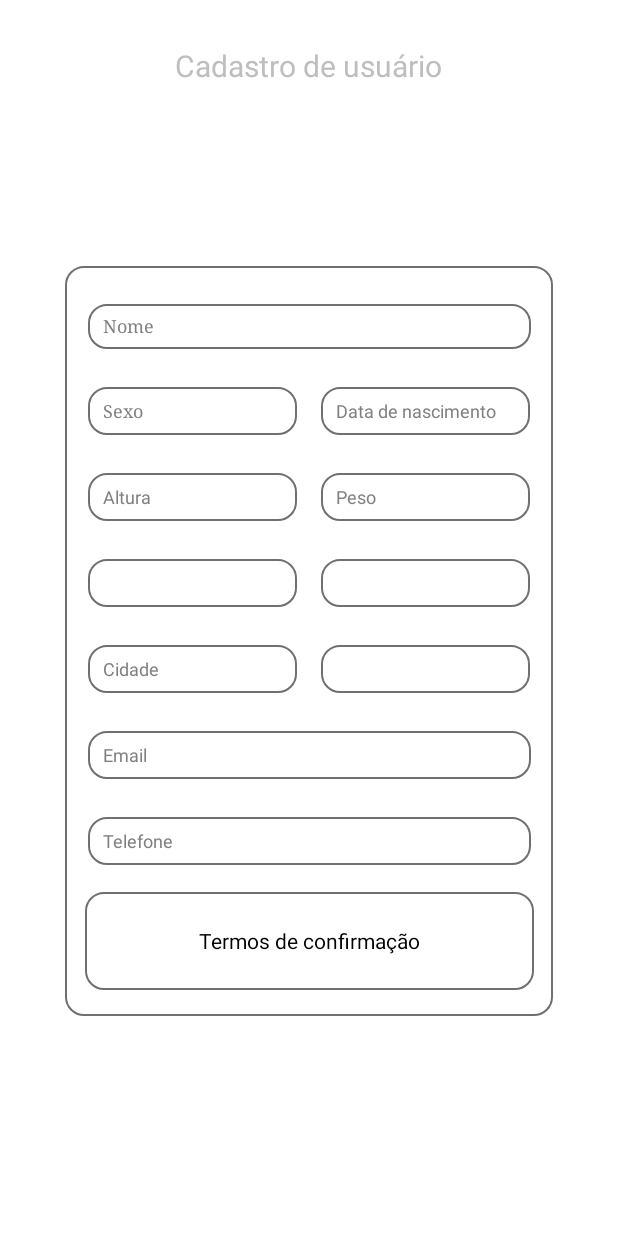
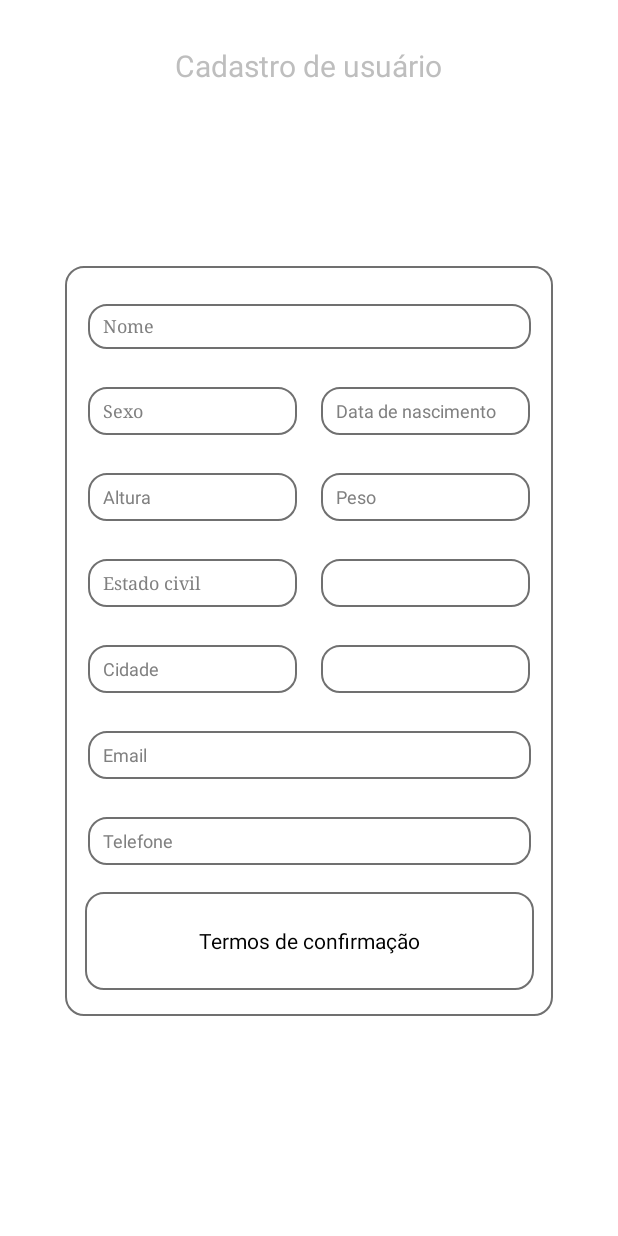
Before and after one commit to ingridmiranda/android-heath-tracking, an Android app: the DadosPessoaisActivity screen opened directly, with no data from a screen before it, after a tap on "Termos de confirmação", on a phone screen of 412 x 824 dp. Run offline under Robolectric (Android 15) with nearby library versions, the phone set to English and light mode, and no system bars; libraries missing offline, so code that uses them is left out: com.github.rtoshiro.util; 19 statements that could not run were skipped.

Commit message:
Inserir opcao de estado civil

```diff
--- a/app/src/main/java/com/example/healthtracking/DadosPessoaisActivity.java
+++ b/app/src/main/java/com/example/healthtracking/DadosPessoaisActivity.java
@@ -43,13 +43,23 @@ public class DadosPessoaisActivity extends Activity {
         final EditText txtPhone = findViewById(R.id.txtPhone);
         final Button btSalvarCadastro = findViewById(R.id.btSaveCadastro);
 
+
         final Spinner spinnerSexo = findViewById(R.id.spinnerSexo);
+        final Spinner spinnerEstadoCivil = findViewById(R.id.spinnerEstadoCivil);
+
 
         final String[] array_sexo = new String[]{"Sexo", "Feminino", "Masculino"};
+        final String[] array_estadoCivil = new String[]{"Estado civil", "Solteiro(a)", "Casado(a)", "Separado(a)", "Divorciado(a)", "Viúvo(a)", "União estável"};
+
+
         final List<String> sexoList = new ArrayList<>(Arrays.asList(array_sexo));
+        final List<String> estadoCivilList = new ArrayList<>(Arrays.asList(array_estadoCivil));
 
-        // Initializing an ArrayAdapter
-        final ArrayAdapter<String> spinnerArrayAdapter = new ArrayAdapter<String>(
+
+        /**
+         * Inicializando um ArrayAdapter para Sexo
+         */
+        final ArrayAdapter<String> spinnerArrayAdapterSexo = new ArrayAdapter<String>(
                 this,R.layout.spinner_item,sexoList){
             @Override
             public boolean isEnabled(int position){
@@ -79,34 +89,69 @@ public class DadosPessoaisActivity extends Activity {
                 return view;
             }
         };
-        spinnerArrayAdapter.setDropDownViewResource(R.layout.spinner_item);
-        spinnerSexo.setAdapter(spinnerArrayAdapter);
+        spinnerArrayAdapterSexo.setDropDownViewResource(R.layout.spinner_item);
+        spinnerSexo.setAdapter(spinnerArrayAdapterSexo);
 
         spinnerSexo.setOnItemSelectedListener(new AdapterView.OnItemSelectedListener() {
             @Override
             public void onItemSelected(AdapterView<?> parent, View view, int position, long id) {
                 String selectedItemText = (String) parent.getItemAtPosition(position);
-                // If user change the default selection
-                // First item is disable and it is used for hint
-                if(position > 0){
-                    // Notify the selected item text
-                    Toast.makeText
-                            (getApplicationContext(), "Selected : " + selectedItemText, Toast.LENGTH_SHORT)
-                            .show();
-                }
             }
 
             @Override
             public void onNothingSelected(AdapterView<?> parent) {
-
             }
         });
 
-/*
-        ArrayAdapter<CharSequence> adapter = ArrayAdapter.createFromResource(this, R.array.sexo_array, android.R.layout.simple_spinner_dropdown_item);
-        adapter.setDropDownViewResource(android.R.layout.simple_spinner_dropdown_item);
-        spinnerSexo.setAdapter(adapter);
-*/
+
+        /**
+         * Inicializando um ArrayAdapter para Estado Civil
+         */
+        final ArrayAdapter<String> spinnerArrayAdapterEstadoCivil = new ArrayAdapter<String>(
+                this,R.layout.spinner_item,estadoCivilList){
+            @Override
+            public boolean isEnabled(int position){
+                if(position == 0)
+                {
+                    // Disable the first item from Spinner
+                    // First item will be use for hint
+                    return false;
+                }
+                else
+                {
+                    return true;
+                }
+            }
+            @Override
+            public View getDropDownView(int position, View convertView,
+                                        ViewGroup parent) {
+                View view = super.getDropDownView(position, convertView, parent);
+                TextView tv = (TextView) view;
+                if(position == 0){
+                    // Set the hint text color gray
+                    tv.setTextColor(Color.GRAY);
+                }
+                else {
+                    tv.setTextColor(Color.BLACK);
+                }
+                return view;
+            }
+        };
+        spinnerArrayAdapterSexo.setDropDownViewResource(R.layout.spinner_item);
+        spinnerEstadoCivil.setAdapter(spinnerArrayAdapterEstadoCivil);
+
+        spinnerEstadoCivil.setOnItemSelectedListener(new AdapterView.OnItemSelectedListener() {
+            @Override
+            public void onItemSelected(AdapterView<?> parent, View view, int position, long id) {
+                String selectedItemText = (String) parent.getItemAtPosition(position);
+            }
+
+            @Override
+            public void onNothingSelected(AdapterView<?> parent) {
+            }
+        });
+
+
 
         /**
         * Criação de máscara para data de nascimento
@@ -157,11 +202,12 @@ public class DadosPessoaisActivity extends Activity {
                 dadosPessoais.setTelefone(txtPhone.getText().toString());
 
                 dadosPessoais.setSexo(spinnerSexo.getSelectedItem().toString());
+                dadosPessoais.setEstadoCivil(spinnerEstadoCivil.getSelectedItem().toString());
 
                 String name = dadosPessoais.getNome();
                 Log.d(TAG,  "nome: " + name);
                 Log.d(TAG, dadosPessoais.getCidade() + dadosPessoais.getDataNascimento() + dadosPessoais.getEmail() + dadosPessoais.getTelefone()
-                        + dadosPessoais.getSexo());
+                        + dadosPessoais.getSexo() + dadosPessoais.getEstadoCivil());
                 if (isCampoVazio(txtName)){
                     Toast.makeText(getApplicationContext(), "Campo obrigatório!", Toast.LENGTH_LONG).show();
                 } else {
```
